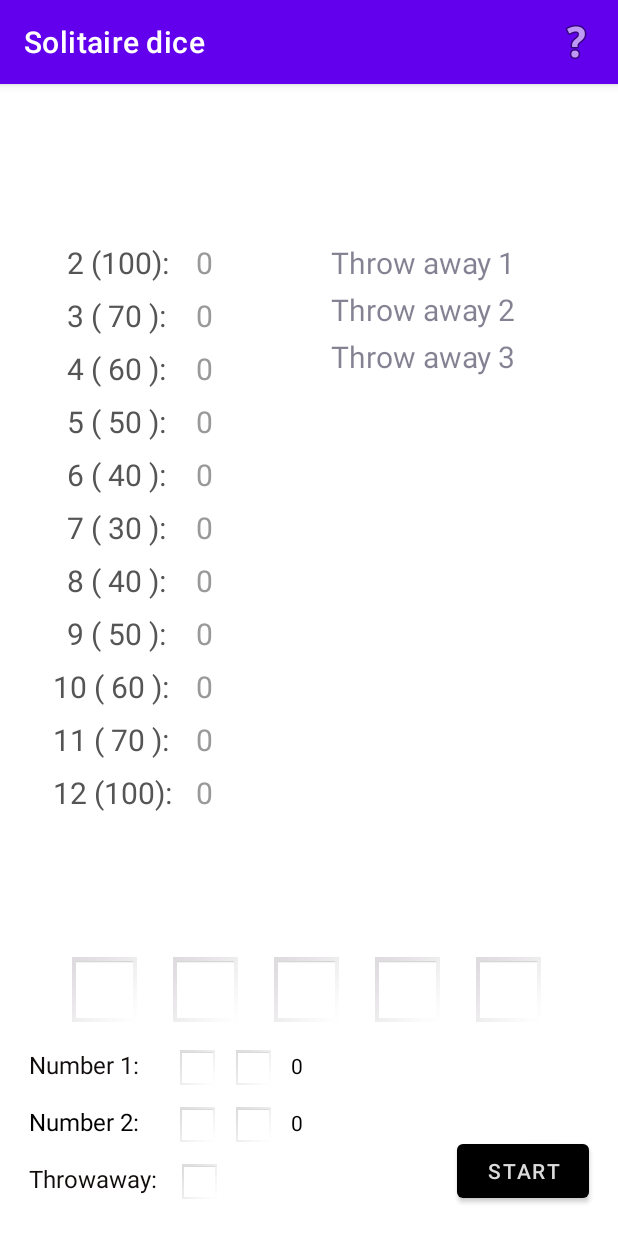
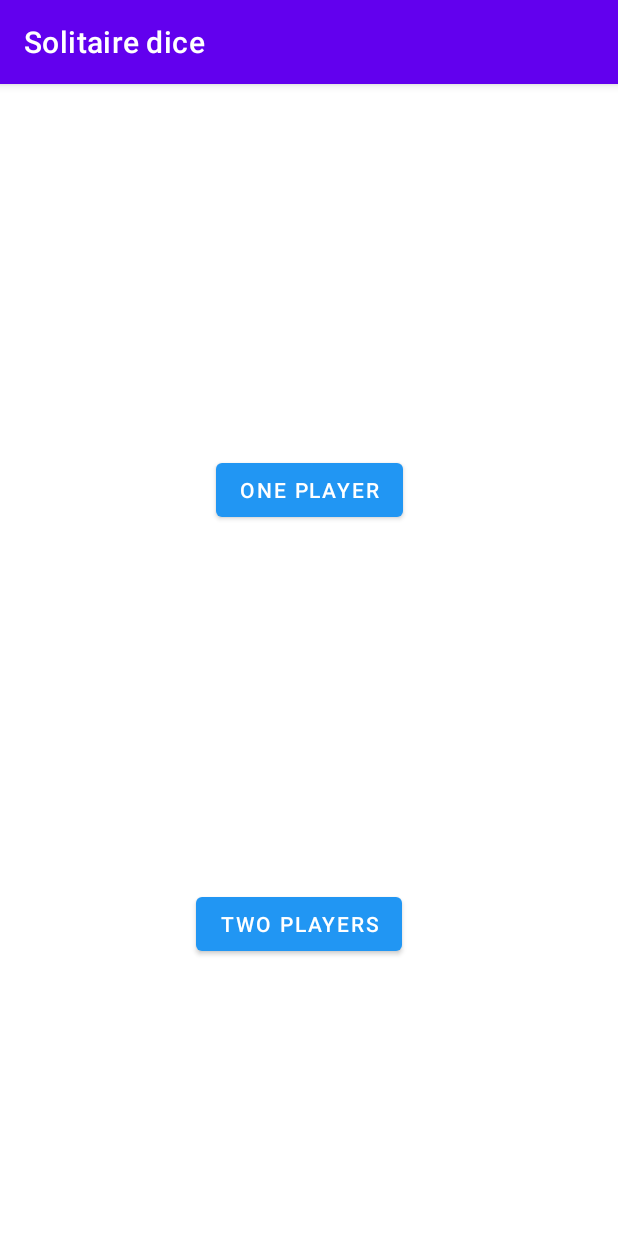
Before and after one commit to Ferch04/SolitaireDiceApp, an Android app: the screen it shows after launch (MainActivity before the commit, MenuHomeActivity after it), on a phone screen of 412 x 824 dp. Run offline under Robolectric (Android 15) with nearby library versions, the phone set to English and light mode, and no system bars.

Commit message:
Fixing issue with two players
Errors when merging branches and cleaning code

```diff
--- a/app/build.gradle
+++ b/app/build.gradle
@@ -9,7 +9,8 @@ android {
     defaultConfig {
         applicationId "myFirstApp.com.solitairedice"
         minSdkVersion 16
-        targetSdkVersion 33\
+        //noinspection EditedTargetSdkVersion
+        targetSdkVersion 34
         versionCode 1
         versionName "0.6"
         testInstrumentationRunner "androidx.test.runner.AndroidJUnitRunner"
--- a/app/src/main/AndroidManifest.xml
+++ b/app/src/main/AndroidManifest.xml
@@ -9,7 +9,9 @@
         android:roundIcon="@mipmap/ic_launcher_round"
         android:supportsRtl="true"
         android:theme="@style/Theme.SolitaireDice">
-        <activity android:name="myFirstApp.com.solitairedice.MainActivity" android:screenOrientation="portrait">
+        <activity
+            android:name=".MenuHomeActivity"
+            android:exported="true">
             <intent-filter>
                 <action android:name="android.intent.action.MAIN" />
                 <category android:name="android.intent.category.LAUNCHER" />
--- a/app/src/main/java/myFirstApp/com/solitairedice/MenuHomeActivity.java
+++ b/app/src/main/java/myFirstApp/com/solitairedice/MenuHomeActivity.java
@@ -1,7 +1,8 @@
-package codecademy.com.solitairedice;
+package myFirstApp.com.solitairedice;
 
 import androidx.appcompat.app.AppCompatActivity;
 
+import android.annotation.SuppressLint;
 import android.content.Intent;
 import android.os.Bundle;
 import android.widget.Button;
@@ -14,15 +15,16 @@ public class MenuHomeActivity extends AppCompatActivity {
     public static String getValue() {
         return value;
     }
+    @SuppressLint("MissingInflatedId")
     @Override
     protected void onCreate(Bundle savedInstanceState) {
         super.onCreate(savedInstanceState);
-        setContentView(R.layout.activity_menu_home);
+        setContentView(R.layout.menu_home_activity);
 
         bOnePlayer = (Button)findViewById(R.id.onePlayer);
         bOnePlayer.setOnClickListener(view -> OnePlayer());
 
-        bTwoPlayers = (Button)findViewById(R.id.TwoPlayers);
+        bTwoPlayers = (Button)findViewById(R.id.multiPlayers);
         bTwoPlayers.setOnClickListener(view -> TwoPlayers());
     }
     private void OnePlayer() {
--- /dev/null
+++ b/app/src/main/res/layout/menu_home_activity.xml
@@ -0,0 +1,32 @@
+<?xml version="1.0" encoding="utf-8"?>
+<androidx.constraintlayout.widget.ConstraintLayout xmlns:android="http://schemas.android.com/apk/res/android"
+    xmlns:app="http://schemas.android.com/apk/res-auto"
+    xmlns:tools="http://schemas.android.com/tools"
+    android:layout_width="match_parent"
+    android:layout_height="match_parent">
+
+    <Button
+        android:id="@+id/onePlayer"
+        android:layout_width="wrap_content"
+        android:layout_height="wrap_content"
+        android:layout_marginTop="5dp"
+        android:hapticFeedbackEnabled="true"
+        android:text="One player"
+        app:backgroundTint="#2196F3"
+        app:layout_constraintBottom_toTopOf="@+id/multiPlayers"
+        app:layout_constraintEnd_toEndOf="parent"
+        app:layout_constraintStart_toStartOf="parent"
+        app:layout_constraintTop_toTopOf="parent" />
+
+    <Button
+        android:id="@+id/multiPlayers"
+        android:layout_width="wrap_content"
+        android:layout_height="wrap_content"
+        android:layout_marginBottom="184dp"
+        android:text="Two players"
+        app:backgroundTint="#2196F3"
+        app:layout_constraintBottom_toBottomOf="parent"
+        app:layout_constraintEnd_toEndOf="parent"
+        app:layout_constraintHorizontal_bias="0.476"
+        app:layout_constraintStart_toStartOf="parent" />
+</androidx.constraintlayout.widget.ConstraintLayout>
```
Also changed, not shown: app/src/main/java/myFirstApp/com/solitairedice/MainActivity.java (+20 -22 lines), app/src/main/java/myFirstApp/com/solitairedice/SolitaireWindow.java (+2 -10 lines).
